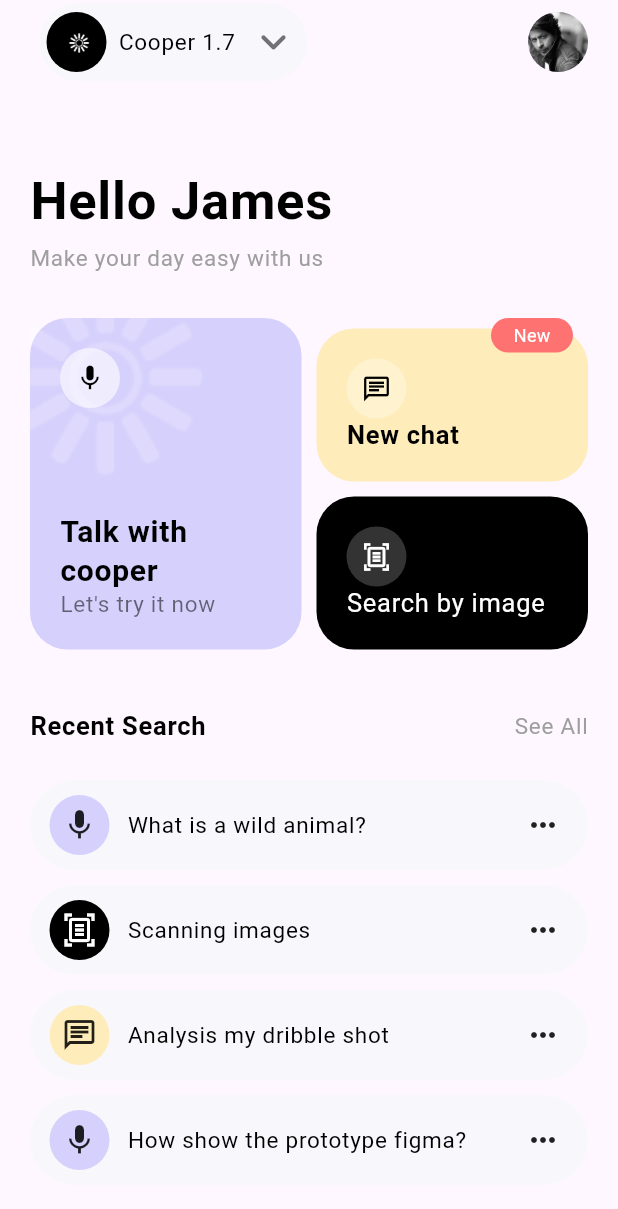
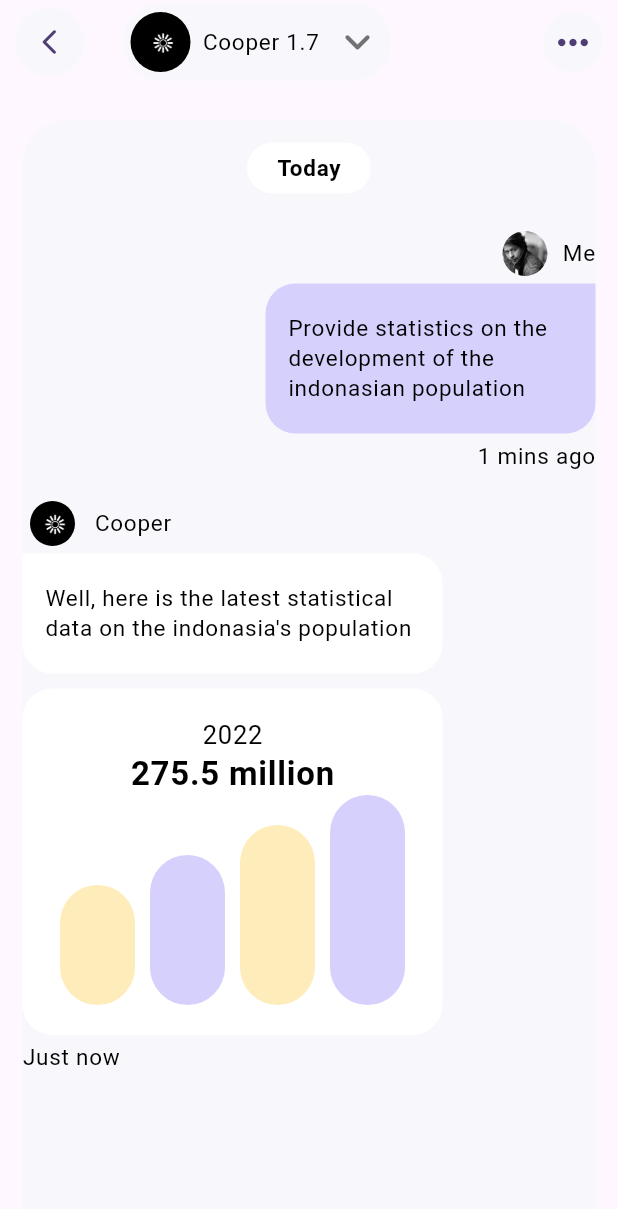
Before and after one commit to crashsonu-tasks/cooperai, a Flutter app: the screen it shows after launch, on a phone screen of 412 x 824 dp. Shown: the top 1209 px of the screen. Run offline on Flutter 3.47's test engine with Material 3 defaults, Android fonts, the phone set to English and light mode, and no system bars; our stand-ins replace font_awesome_flutter.

Commit message:
chat page in process

```diff
--- a/lib/main.dart
+++ b/lib/main.dart
@@ -1,4 +1,5 @@
 // All Flutter Built-in Imports Here.
+import 'package:cooperai/views/chat/view.dart';
 import 'package:flutter/material.dart';
 
 // All Custom Imports Here.
@@ -24,7 +25,7 @@ class MyApp extends StatelessWidget {
         colorScheme: ColorScheme.fromSeed(seedColor: Colors.deepPurple),
         useMaterial3: true,
       ),
-      home: const HomeView(),
+      home: const ChatView(),
     );
   }
 }
--- /dev/null
+++ b/lib/views/chat/view.dart
@@ -0,0 +1,245 @@
+// All Flutter Built-in Imports Here.
+import 'package:cooperai/constants/colors.dart';
+import 'package:cooperai/constants/texts.dart';
+import 'package:cooperai/views/home/view.dart';
+import 'package:flutter/material.dart';
+
+// All Custom Imports Here.
+
+// All Native Imports Here.
+
+// All Attributes or Constants Here.
+
+class ChatView extends StatelessWidget {
+  const ChatView({super.key});
+
+  @override
+  Widget build(BuildContext context) {
+    return Scaffold(
+      appBar: PreferredSize(
+        preferredSize: preferredSize,
+        child: AppBar(
+          leading: Padding(
+            padding: const EdgeInsets.only(left: 10),
+            child: CircleAvatar(
+              backgroundColor: AppColors.lightGrey,
+              child: const Icon(Icons.arrow_back_ios_new_rounded, size: 20),
+            ),
+          ),
+          title: const AppbarButton(),
+          actions: [
+            Padding(
+              padding: const EdgeInsets.only(right: 10),
+              child: CircleAvatar(
+                backgroundColor: AppColors.lightGrey,
+                child: const Icon(Icons.more_horiz_rounded, size: 30),
+              ),
+            ),
+          ],
+        ),
+      ),
+      body: const ChatBodyWidget(),
+    );
+  }
+
+  Size get preferredSize => const Size.fromHeight(80);
+}
+
+class ChatBodyWidget extends StatelessWidget {
+  const ChatBodyWidget({super.key});
+
+  @override
+  Widget build(BuildContext context) {
+    return Container(
+      margin: const EdgeInsets.symmetric(horizontal: 15),
+      decoration: BoxDecoration(
+        color: AppColors.lightGrey,
+        borderRadius: const BorderRadius.only(
+          topLeft: Radius.circular(30),
+          topRight: Radius.circular(30),
+        ),
+      ),
+      child: const Column(
+        children: [
+          DayWidget(day: 'Today'),
+          ChatQuestionWidget(
+              question:
+                  'Provide statistics on the development of the indonasian population'),
+          ChatAnswerWidget(
+            answer: AppText(
+                text:
+                    "Well, here is the latest statistical data on the indonasia's population"),
+            extraWidget: ChatAnswerStatisticWidget(),
+            timeTag: 'Just now',
+          )
+        ],
+      ),
+    );
+  }
+}
+
+class DayWidget extends StatelessWidget {
+  final String day;
+
+  const DayWidget({super.key, required this.day});
+
+  @override
+  Widget build(BuildContext context) {
+    return Container(
+      margin: const EdgeInsets.all(15),
+      padding: const EdgeInsets.symmetric(vertical: 7, horizontal: 20),
+      decoration: BoxDecoration(
+          color: Colors.white, borderRadius: BorderRadius.circular(20)),
+      child: AppText(text: day, bold: true),
+    );
+  }
+}
+
+class ChatQuestionWidget extends StatelessWidget {
+  final String question;
+
+  const ChatQuestionWidget({super.key, required this.question});
+
+  @override
+  Widget build(BuildContext context) {
+    return Padding(
+      padding: const EdgeInsets.symmetric(vertical: 10),
+      child: Column(
+        crossAxisAlignment: CrossAxisAlignment.end,
+        children: [
+          Row(
+            mainAxisAlignment: MainAxisAlignment.end,
+            children: [
+              Container(
+                padding: const EdgeInsets.symmetric(horizontal: 5),
+                height: 30,
+                child: const CircleAvatar(
+                  backgroundImage: AssetImage('assets/images/srk.jpg'),
+                ),
+              ),
+              const AppText(text: 'Me')
+            ],
+          ),
+          Container(
+              margin: const EdgeInsets.symmetric(vertical: 5),
+              padding: const EdgeInsets.symmetric(horizontal: 15, vertical: 20),
+              constraints: const BoxConstraints(maxWidth: 220),
+              decoration: BoxDecoration(
+                  color: AppColors.purpleDark,
+                  borderRadius: const BorderRadius.only(
+                    topLeft: Radius.circular(20),
+                    bottomRight: Radius.circular(20),
+                    bottomLeft: Radius.circular(20),
+                  )),
+              child: AppText(text: question)),
+          const AppText(text: '1 mins ago')
+        ],
+      ),
+    );
+  }
+}
+
+class ChatAnswerWidget extends StatelessWidget {
+  final Widget answer;
+  final String? timeTag;
+  final Widget? extraWidget;
+
+  const ChatAnswerWidget(
+      {super.key, required this.answer, this.timeTag, this.extraWidget});
+
+  @override
+  Widget build(BuildContext context) {
+    return Padding(
+      padding: const EdgeInsets.symmetric(vertical: 10),
+      child: Column(
+        crossAxisAlignment: CrossAxisAlignment.start,
+        children: [
+          Row(
+            mainAxisAlignment: MainAxisAlignment.start,
+            children: [
+              Container(
+                padding: const EdgeInsets.only(right: 8),
+                height: 30,
+                child: const CircleAvatar(
+                  backgroundColor: Colors.black,
+                  backgroundImage: AssetImage('assets/images/logo_white.png'),
+                ),
+              ),
+              const AppText(text: 'Cooper')
+            ],
+          ),
+          Container(
+              margin: const EdgeInsets.symmetric(vertical: 5),
+              padding: const EdgeInsets.symmetric(horizontal: 15, vertical: 20),
+              constraints: const BoxConstraints(maxWidth: 280),
+              decoration: const BoxDecoration(
+                  color: Colors.white,
+                  borderRadius: BorderRadius.only(
+                    topRight: Radius.circular(20),
+                    bottomRight: Radius.circular(20),
+                    bottomLeft: Radius.circular(20),
+                  )),
+              child: answer),
+          if (extraWidget != null) extraWidget!,
+          if (timeTag != null) AppText(text: timeTag!)
+        ],
+      ),
+    );
+  }
+}
+
+class ChatAnswerStatisticWidget extends StatelessWidget {
+  const ChatAnswerStatisticWidget({super.key});
+
+  @override
+  Widget build(BuildContext context) {
+    return Container(
+      margin: const EdgeInsets.symmetric(vertical: 5),
+      padding: const EdgeInsets.all(20),
+      constraints: const BoxConstraints(maxWidth: 280),
+      decoration: BoxDecoration(
+        borderRadius: BorderRadius.circular(20),
+        color: Colors.white,
+      ),
+      child: Column(
+        children: [
+          const AppText(text: '2022', textSize: 17),
+          const AppText(text: '275.5 million', textSize: 22, bold: true),
+          Row(
+            crossAxisAlignment: CrossAxisAlignment.end,
+            children: [
+              Flexible(child: statisticBar(80, AppColors.yellow)),
+              Flexible(child: statisticBar(100, AppColors.purpleDark)),
+              Flexible(child: statisticBar(120, AppColors.yellow)),
+              Flexible(child: statisticBar(140, AppColors.purpleDark)),
+            ],
+          )
+        ],
+      ),
+    );
+  }
+
+  Widget statisticBar(double height, Color color) {
+    return Container(
+      margin: const EdgeInsets.symmetric(horizontal: 5),
+      height: height,
+      decoration:
+          BoxDecoration(borderRadius: BorderRadius.circular(30), color: color),
+    );
+  }
+}
+
+class ChatBottomBar extends StatelessWidget {
+  const ChatBottomBar({super.key});
+
+  @override
+  Widget build(BuildContext context) {
+    return Container(
+      margin: const EdgeInsets.all(15),
+      width: double.infinity,
+      height: 80,
+      decoration: BoxDecoration(
+          color: Colors.white, borderRadius: BorderRadius.circular(40)),
+    );
+  }
+}
```
